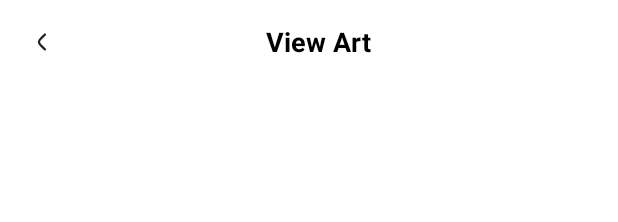
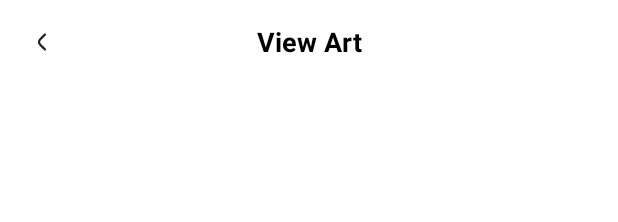
Before and after one commit to shakiz/nft_u, an Android app: the layout fragment_product_details.xml on its own in the app's theme, with its tools: preview values and no code run, on a phone screen of 412 x 824 dp. Shown: the top 222 px of the screen. Run offline under Robolectric (Android 15) with nearby library versions, the phone set to English and light mode, and no system bars.

Commit message:
Add click listener and product details page navigation from home

```diff
--- a/app/src/main/res/layout/fragment_product_details.xml
+++ b/app/src/main/res/layout/fragment_product_details.xml
@@ -29,22 +29,12 @@
                 app:navigationIcon="@drawable/ic_arrow_back"
                 app:contentInsetStart="16dp"
                 app:contentInsetEnd="16dp"
+                app:title="@string/view_art"
+                app:titleCentered="true"
                 app:layout_constraintEnd_toEndOf="parent"
                 app:layout_constraintStart_toStartOf="parent"
                 app:layout_constraintTop_toTopOf="parent"
-                app:titleTextAppearance="@style/ToolbarTitleTextStyle">
-
-                <TextView
-                    android:id="@+id/title"
-                    style="@style/ToolbarTitleTextStyle"
-                    android:layout_marginStart="12dp"
-                    android:gravity="center"
-                    android:layout_gravity="center"
-                    android:layout_width="wrap_content"
-                    android:layout_height="wrap_content"
-                    android:text="@string/view_art" />
-
-            </com.google.android.material.appbar.MaterialToolbar>
+                app:titleTextAppearance="@style/ToolbarTitleTextStyle"/>
 
         </androidx.constraintlayout.widget.ConstraintLayout>
 
--- a/app/src/main/res/values/themes.xml
+++ b/app/src/main/res/values/themes.xml
@@ -28,6 +28,11 @@
         <item name="android:textSize">12sp</item>
     </style>
 
+    <style name="NormalTextStyle" parent="Widget.MaterialComponents.TextView">
+        <item name="android:textColor">@color/black</item>
+        <item name="android:textSize">10sp</item>
+    </style>
+
     <style name="ToolbarTitleTextStyle" parent="Widget.MaterialComponents.TextView">
         <item name="android:textColor">@color/black</item>
         <item name="android:textSize">18sp</item>
```
Also changed, not shown: app/src/main/java/com/digital/nftu/presentation/adapter/NFTProductAdapter.kt (+18 -2 lines), app/src/main/java/com/digital/nftu/presentation/views/home/HomeFragment.kt (+8 -1 lines), app/src/main/res/navigation/mobile_navigation.xml (+13 -1 lines).
